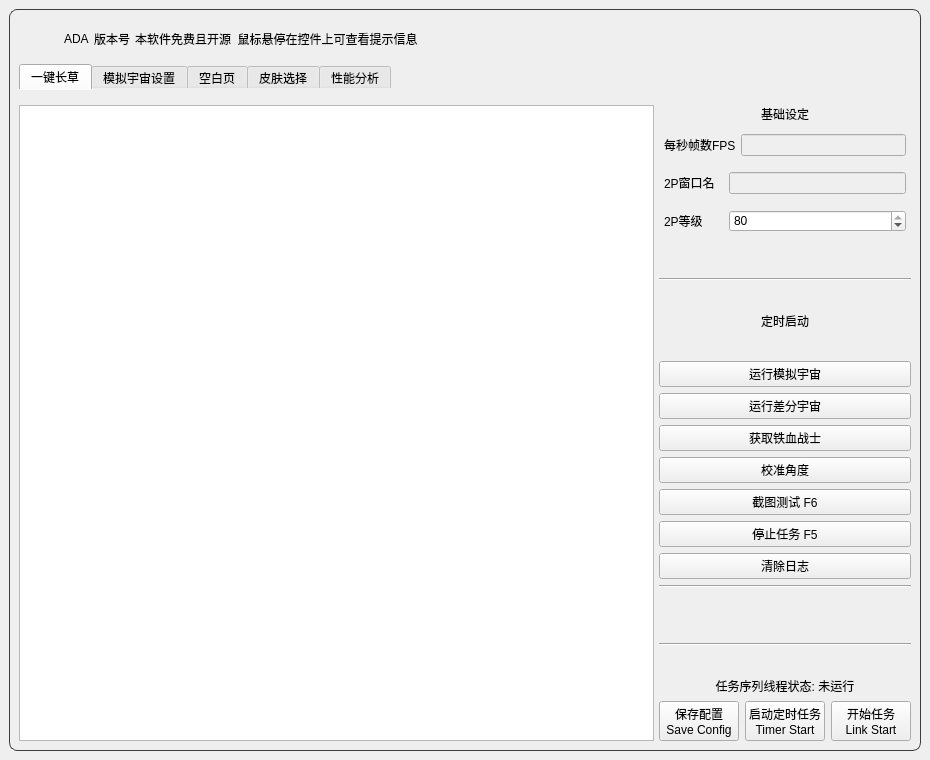
Illusory-moon/Simulated_Scepter, file ui/ADA.ui: the form before one commit.
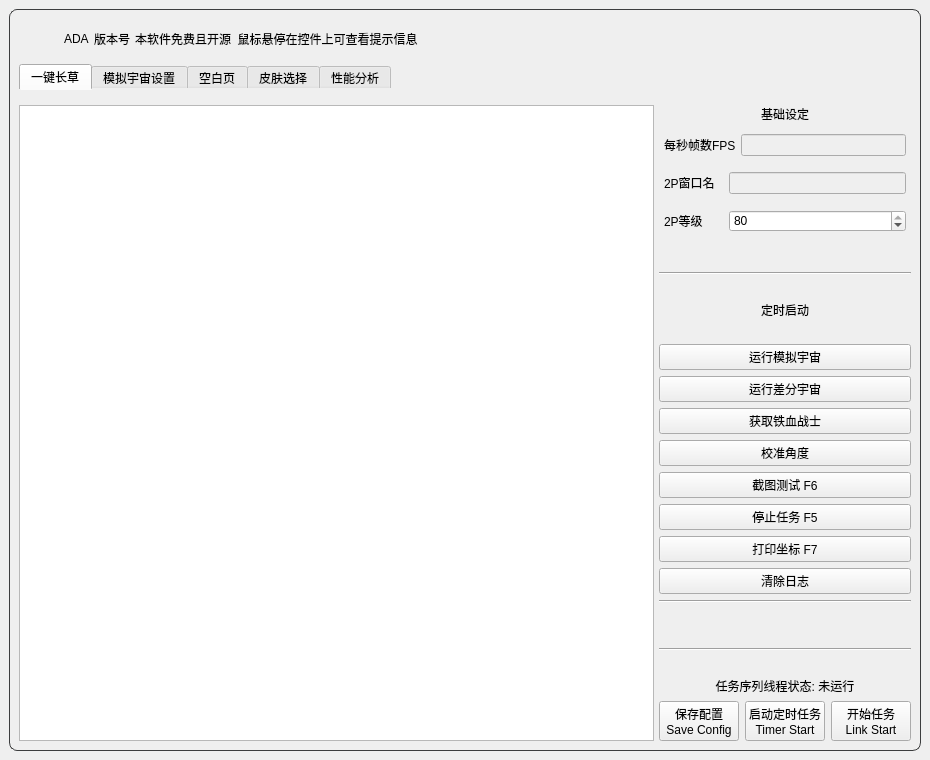
The form after the commit. Icons and pictures are not drawn.

What changed in the file:
```diff
--- a/ui/ADA.ui
+++ b/ui/ADA.ui
@@ -437,7 +437,7 @@
               </layout>
              </item>
              <item>
-              <layout class="QVBoxLayout" name="Lay_Tab1_Right" stretch="0,0,0,0,0,0,0,0,0,0,0,0,0,0,0,0,0,0,0,0,0,0,0,0,0">
+              <layout class="QVBoxLayout" name="Lay_Tab1_Right" stretch="0,0,0,0,0,0,0,0,0,0,0,0,0,0,0,0,0,0,0,0,0,0,0,0,0,0">
                <property name="spacing">
                 <number>6</number>
                </property>
@@ -894,6 +894,13 @@
                  </property>
                 </widget>
                </item>
+               <item>
+                <widget class="QPushButton" name="print_btn">
+                 <property name="text">
+                  <string>打印坐标 F7</string>
+                 </property>
+                </widget>
+               </item>
                <item>
                 <widget class="QPushButton" name="clear_logs_btn">
                  <property name="text">
```
